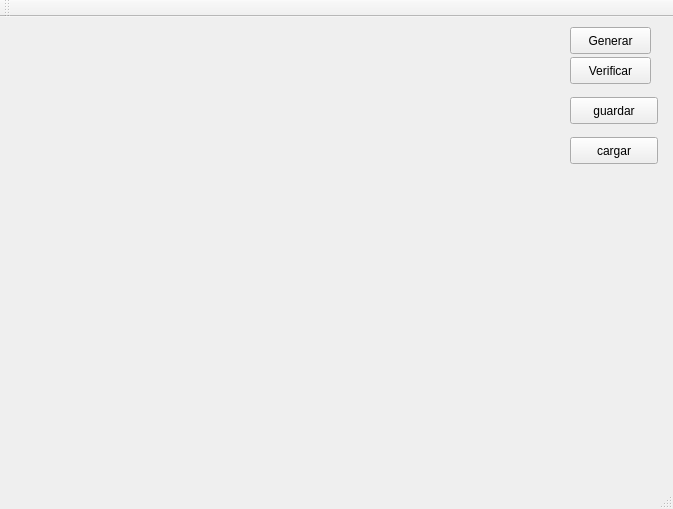
The window that Fuente/maintable.ui (jegerima/QSudoku) describes before a commit, drawn with Qt 5.
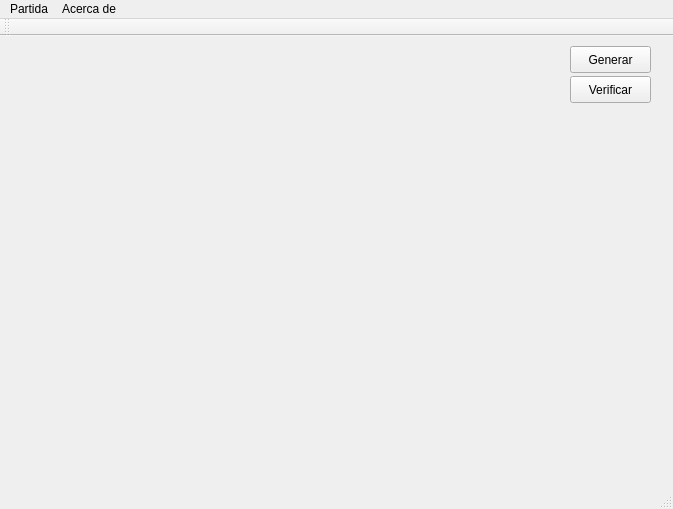
The same window after the commit.

The edit to the form file:
```diff
--- a/Fuente/maintable.ui
+++ b/Fuente/maintable.ui
@@ -55,32 +55,6 @@
      <string>Generar</string>
     </property>
    </widget>
-   <widget class="QPushButton" name="guardar">
-    <property name="geometry">
-     <rect>
-      <x>570</x>
-      <y>80</y>
-      <width>88</width>
-      <height>27</height>
-     </rect>
-    </property>
-    <property name="text">
-     <string>guardar</string>
-    </property>
-   </widget>
-   <widget class="QPushButton" name="cargar">
-    <property name="geometry">
-     <rect>
-      <x>570</x>
-      <y>120</y>
-      <width>88</width>
-      <height>27</height>
-     </rect>
-    </property>
-    <property name="text">
-     <string>cargar</string>
-    </property>
-   </widget>
   </widget>
   <widget class="QMenuBar" name="menuBar">
    <property name="geometry">
@@ -88,16 +62,34 @@
      <x>0</x>
      <y>0</y>
      <width>673</width>
-     <height>24</height>
+     <height>25</height>
     </rect>
    </property>
+   <widget class="QMenu" name="menuPartida">
+    <property name="title">
+     <string>Partida</string>
+    </property>
+    <addaction name="actionNueva"/>
+    <addaction name="separator"/>
+    <addaction name="actionCargar"/>
+    <addaction name="actionGuardar"/>
+    <addaction name="separator"/>
+    <addaction name="actionSalir"/>
+   </widget>
+   <widget class="QMenu" name="menuAcerca_de">
+    <property name="title">
+     <string>Acerca de</string>
+    </property>
+   </widget>
+   <addaction name="menuPartida"/>
+   <addaction name="menuAcerca_de"/>
   </widget>
   <widget class="QToolBar" name="mainToolBar">
    <attribute name="toolBarArea">
     <enum>TopToolBarArea</enum>
    </attribute>
    <attribute name="toolBarBreak">
-    <bool>false</bool>
+    <bool>true</bool>
    </attribute>
   </widget>
   <widget class="QStatusBar" name="statusBar"/>
```
Left out of the diff: 30 changed lines with no effect on the pictures.
